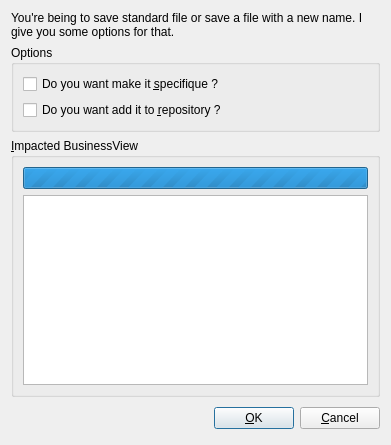
First picture: the form in xinx/ui/specifiquedlg.ui, repository phoenix741/xinx, before the edit.
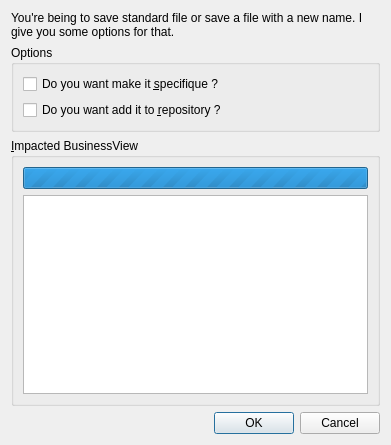
Second picture: the form after the edit. Icons and pictures are not drawn.

```diff
--- a/xinx/ui/specifiquedlg.ui
+++ b/xinx/ui/specifiquedlg.ui
@@ -79,49 +79,11 @@
     </widget>
    </item>
    <item>
-    <layout class="QHBoxLayout" >
-     <property name="spacing" >
-      <number>6</number>
+    <widget class="QDialogButtonBox" name="buttonBox" >
+     <property name="standardButtons" >
+      <set>QDialogButtonBox::Cancel|QDialogButtonBox::Ok</set>
      </property>
-     <property name="margin" >
-      <number>0</number>
-     </property>
-     <item>
-      <spacer>
-       <property name="orientation" >
-        <enum>Qt::Horizontal</enum>
-       </property>
-       <property name="sizeHint" stdset="0" >
-        <size>
-         <width>131</width>
-         <height>31</height>
-        </size>
-       </property>
-      </spacer>
-     </item>
-     <item>
-      <widget class="QPushButton" name="okButton" >
-       <property name="text" >
-        <string>&amp;OK</string>
-       </property>
-       <property name="icon" >
-        <iconset resource="../application.qrc" >
-         <normaloff>:/images/button_ok.png</normaloff>:/images/button_ok.png</iconset>
-       </property>
-      </widget>
-     </item>
-     <item>
-      <widget class="QPushButton" name="cancelButton" >
-       <property name="text" >
-        <string>&amp;Cancel</string>
-       </property>
-       <property name="icon" >
-        <iconset resource="../application.qrc" >
-         <normaloff>:/images/button_cancel.png</normaloff>:/images/button_cancel.png</iconset>
-       </property>
-      </widget>
-     </item>
-    </layout>
+    </widget>
    </item>
   </layout>
  </widget>
```
Left out of the diff: 64 changed lines with no effect on the pictures.
